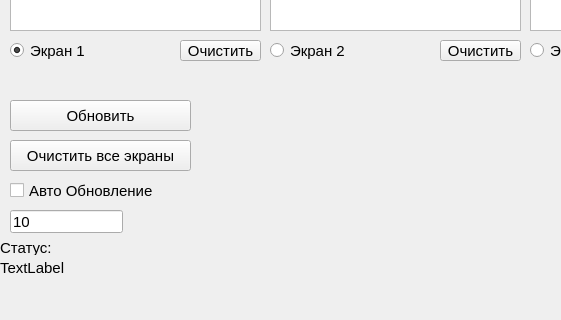
First picture: the form in main.ui, repository Taruu/-6205, before the edit; both pictures show x 0 to 561 and y 280 to 600 of the 1120 by 600 pixel window.
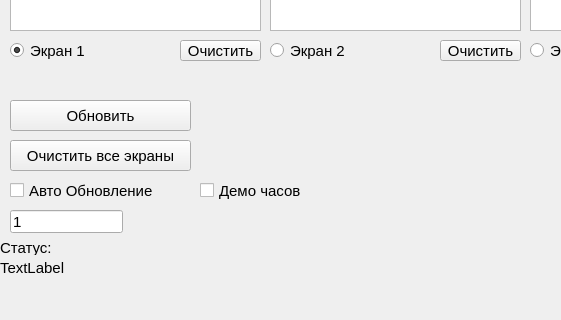
Second picture: the form after the edit.

Patch:
```diff
--- a/main.ui
+++ b/main.ui
@@ -354,7 +354,20 @@
      </rect>
     </property>
     <property name="text">
-     <string>10</string>
+     <string>1</string>
+    </property>
+   </widget>
+   <widget class="QCheckBox" name="checkBoxClock">
+    <property name="geometry">
+     <rect>
+      <x>200</x>
+      <y>460</y>
+      <width>211</width>
+      <height>21</height>
+     </rect>
+    </property>
+    <property name="text">
+     <string>Демо часов</string>
     </property>
    </widget>
   </widget>
```
